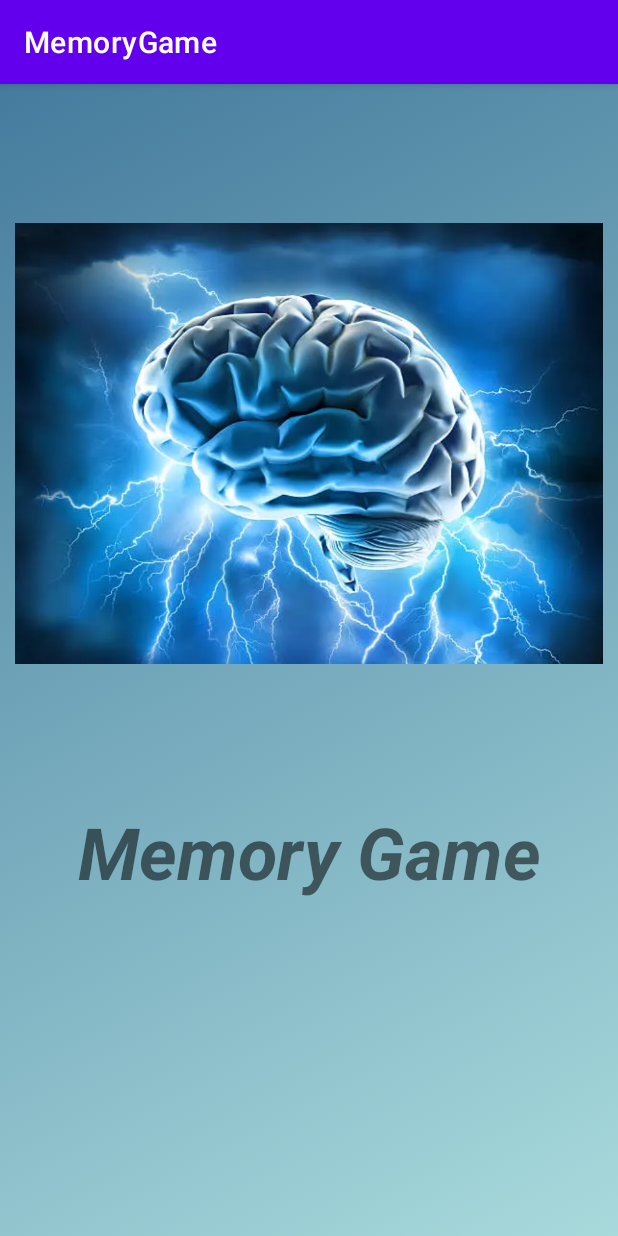
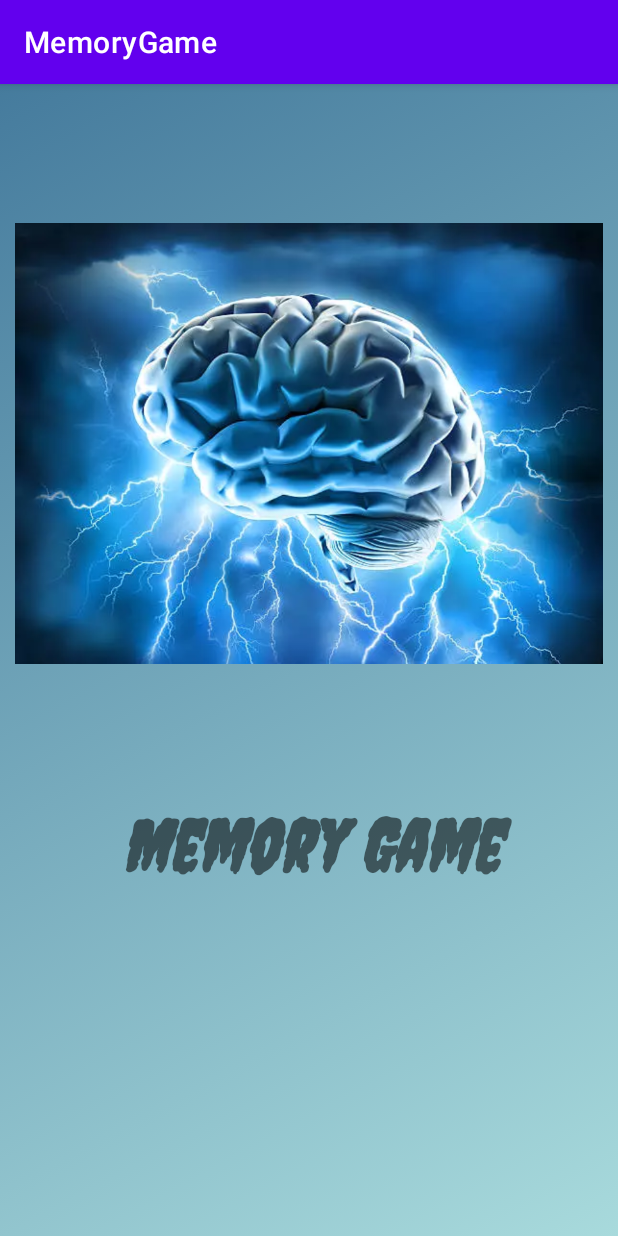
Before and after one commit to webdesignbydivyansh/MemoryGame, an Android app: the SplashScreen screen opened directly, with no data from a screen before it, on a phone screen of 412 x 824 dp. Run offline under Robolectric (Android 15) with nearby library versions, the phone set to English and light mode, and no system bars.

Commit message:
second commit

```diff
--- a/app/src/main/java/com/example/memorygame/SplashScreen.kt
+++ b/app/src/main/java/com/example/memorygame/SplashScreen.kt
@@ -5,8 +5,11 @@ import android.graphics.drawable.AnimationDrawable
 import androidx.appcompat.app.AppCompatActivity
 import android.os.Bundle
 import android.os.Handler
+import android.view.View
 import android.view.WindowManager
+import android.view.animation.AnimationUtils
 import android.widget.LinearLayout
+import android.widget.TextView
 import androidx.constraintlayout.widget.ConstraintLayout
 
 class SplashScreen : AppCompatActivity() {
@@ -24,7 +27,11 @@ class SplashScreen : AppCompatActivity() {
             WindowManager.LayoutParams.FLAG_FULLSCREEN
         )
 
+        val txtView=findViewById<TextView>(R.id.txtView)
+        val anim=AnimationUtils.loadAnimation(this,R.anim.fade_out)
+        txtView.startAnimation(anim)
         Handler().postDelayed({
+            txtView.visibility=View.GONE
             val i= Intent(this,MainActivity::class.java)
             startActivity(i)
             finish()
--- /dev/null
+++ b/app/src/main/res/anim/fade_out.xml
@@ -0,0 +1,8 @@
+<?xml version="1.0" encoding="utf-8"?>
+<set xmlns:android="http://schemas.android.com/apk/res/android"
+    android:interpolator="@android:anim/linear_interpolator">
+    <alpha
+        android:duration="3500"
+        android:fromAlpha="1.0"
+        android:toAlpha="0.1" />
+</set>
--- a/app/src/main/res/layout/activity_splash_screen.xml
+++ b/app/src/main/res/layout/activity_splash_screen.xml
@@ -17,11 +17,13 @@
         android:src="@drawable/brain"/>
 
     <TextView
+        android:id="@+id/txtView"
         android:layout_width="match_parent"
         android:layout_height="wrap_content"
+        android:fontFamily="@font/creepster"
         android:text="Memory Game"
         android:textAlignment="center"
         android:textSize="48sp"
-        android:textStyle="italic|bold"/>
+        android:textStyle="italic|bold" />
 
 </LinearLayout>
```
Also changed, not shown: app/src/main/res/font/creepster.ttf (added).
